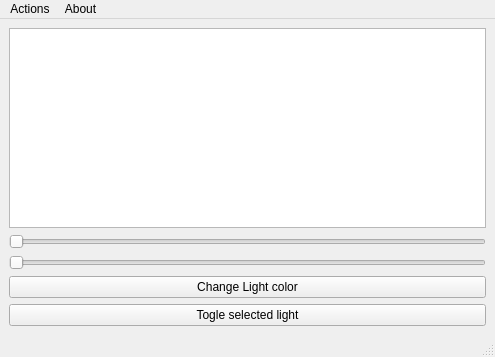
Old version of the form GUI/PhilipsHueGUI/mainwindow.ui in the repository BOB450/OpenHue.
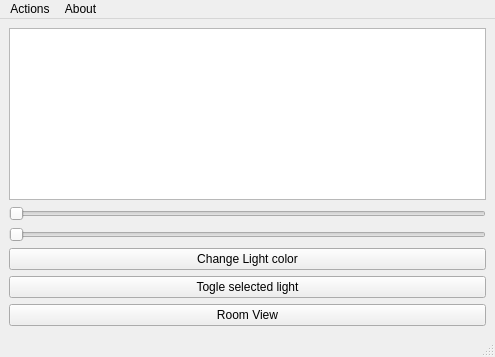
New version of the form.

Commit message: added group /room view cant manipulate lights yet

What changed in the file:
```diff
--- a/GUI/PhilipsHueGUI/mainwindow.ui
+++ b/GUI/PhilipsHueGUI/mainwindow.ui
@@ -70,6 +70,13 @@
       </property>
      </widget>
     </item>
+    <item row="6" column="0">
+     <widget class="QPushButton" name="pushButton">
+      <property name="text">
+       <string>Room View</string>
+      </property>
+     </widget>
+    </item>
    </layout>
   </widget>
   <widget class="QStatusBar" name="statusbar"/>
```
The commit also changes 2 other files.
